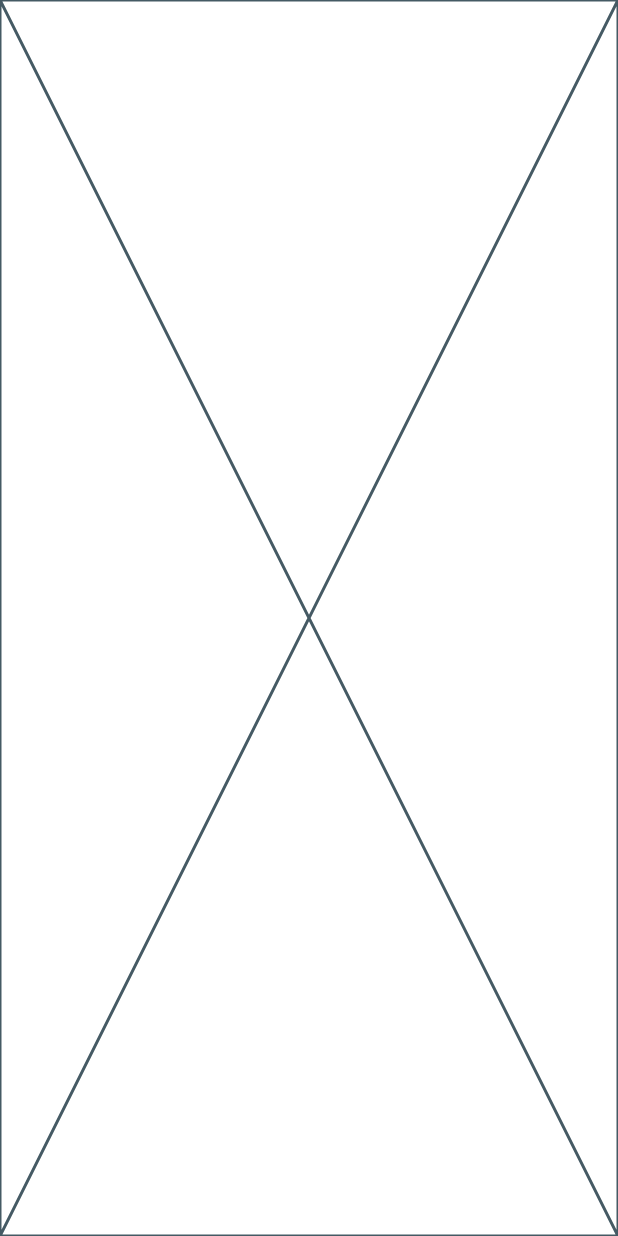
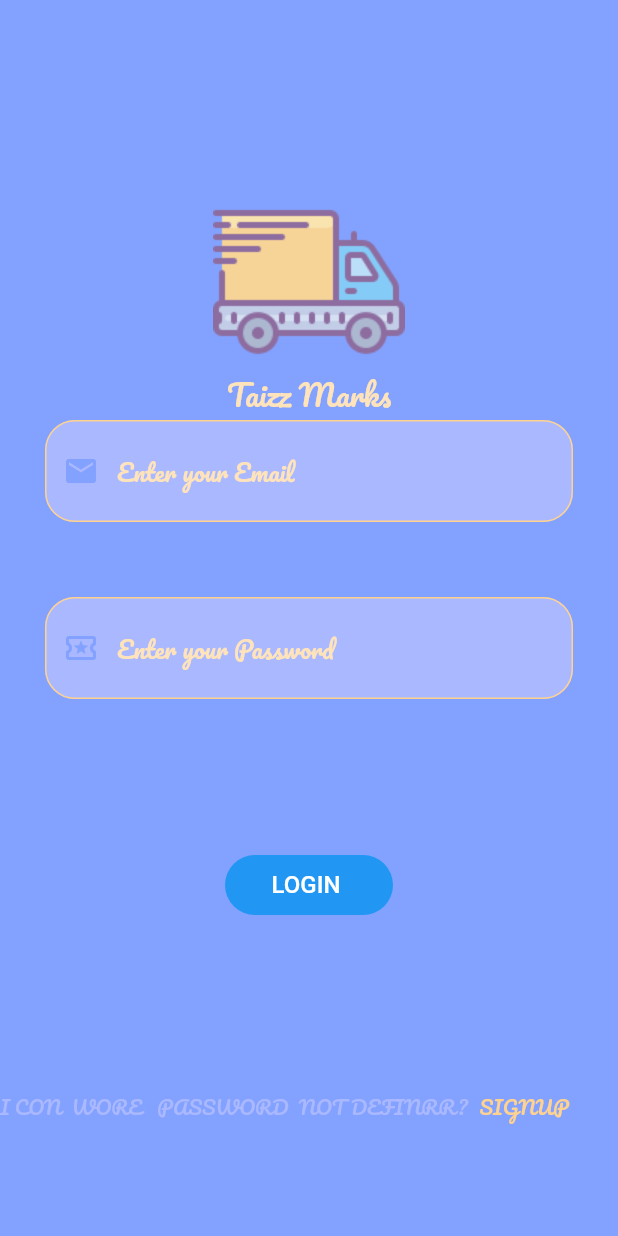
Before and after one commit to Amgadg714612/ecom_2023, a Flutter app: the screen it shows after launch, on a phone screen of 412 x 824 dp. Run offline on Flutter 3.47's test engine with Material 2 defaults, Android fonts, the phone set to English and light mode, and no system bars.

Commit message:
LOGIN SCREEN
ADD SCREEN LOGIN   ADN  Constants color

```diff
--- /dev/null
+++ b/lib/Screen/Widget/CustomFieldText.dart
@@ -0,0 +1,61 @@
+import 'package:flutter/material.dart';
+
+import '../../constan.dart';
+
+
+class CustomFiedText extends StatelessWidget {
+	final String hitText;
+final IconData iconField;
+
+	const CustomFiedText({
+
+		super.key, required this.hitText,
+		 required this.iconField
+	});
+
+	@override
+	Widget build(BuildContext context) {
+		return Padding(
+			padding: const EdgeInsets.symmetric(horizontal: 30.0),
+			child: TextFormField(
+				decoration: InputDecoration(
+					hintText: hitText,
+					hintStyle: TextStyle(
+						fontSize: 16,
+						fontFamily: 'Pacifico',
+						color: primraytextfield,
+
+
+
+					),
+					prefixIcon: Icon(iconField,
+						color: primrayColor,),
+
+
+					filled: true,
+
+					enabledBorder: OutlineInputBorder(
+							borderRadius: BorderRadius.circular(20.0),
+
+							borderSide: BorderSide(
+								color: primrayaction,
+
+							)
+
+					),
+					focusedBorder: OutlineInputBorder(
+							borderRadius: BorderRadius.circular(20.0),
+
+							borderSide: BorderSide(
+								color: primrayaction,
+
+							)
+
+					),
+					fillColor: primraybalk,
+
+				),
+			),
+		);
+	}
+}
--- a/lib/Screen/loginScreen.dart
+++ b/lib/Screen/loginScreen.dart
@@ -1,6 +1,10 @@
 
 import 'package:flutter/material.dart';
+
+import '../constan.dart';
+import 'Widget/CustomFieldText.dart';
 class loginScreen extends StatefulWidget {
+  static String id='loginScreen';
   const loginScreen({super.key});
 
   @override
@@ -10,6 +14,90 @@ class loginScreen extends StatefulWidget {
 class _loginScreenState extends State<loginScreen> {
   @override
   Widget build(BuildContext context) {
-    return const Placeholder();
+    return Scaffold(
+
+      backgroundColor: primrayColor,
+      body:ListView(
+
+        children: [
+
+          Padding(
+
+            padding: const EdgeInsets.only(top: 80),
+            child: Container(
+              height: 200,
+              child: Stack(
+                alignment: Alignment.center,
+
+                children: [
+                  Image(image:AssetImage('image/icon/loginicon.png')),
+                  Positioned(
+                    bottom: 0,
+                      child: Text('Taizz Marks',
+                      style: TextStyle(
+                        fontFamily: 'Pacifico',
+                        color: primraytextfield,
+                        fontSize: 20
+
+
+                      ),)
+                  )
+
+                ],
+              ),
+            ),
+          ),
+          CustomFiedText(hitText: 'Enter your Email',iconField: Icons.email,),
+          SizedBox(height: 50,),
+          CustomFiedText(hitText: 'Enter your Password ',  iconField: Icons.local_activity_outlined,),
+
+          SizedBox(
+            height: 100,
+          ),
+            Padding(
+              padding: const EdgeInsets.symmetric(horizontal:150.0),
+              child: FilledButton(
+                style: ButtonStyle(
+
+                ),
+                 onLongPress: (){},
+                  onPressed: (){},
+                child:Text('LOGIN ',style: TextStyle(
+                fontSize: 16
+
+              ),),
+
+              ),
+            ),
+
+SizedBox(
+  height: 100,
+),
+          Row(
+            children: [
+              Text('I CON  WORE   PASSWORD  NOT DEFINRR?',style: TextStyle(
+
+                fontFamily: 'Pacifico',
+                    color: primraybalk,
+                fontSize: 13
+              )
+                ,),
+
+              TextButton(onPressed: (){},
+                  child: Text('SIGNUP',style: TextStyle(
+
+    fontFamily: 'Pacifico',
+    fontSize: 13,
+    color: primrayaction
+    ),),
+
+                )
+            ],
+          )
+
+
+        ],
+      )
+    );
   }
 }
--- /dev/null
+++ b/lib/constan.dart
@@ -0,0 +1,6 @@
+import 'package:flutter/material.dart';
+
+Color primrayColor=Color.fromRGBO(131, 162, 255,1.0);
+Color primrayaction =Color.fromRGBO(255, 210, 143,1.0);
+Color primraytextfield=Color.fromRGBO(255, 227, 187,1.0);
+Color primraybalk=Color.fromRGBO(180, 189, 255,.8);
--- a/lib/main.dart
+++ b/lib/main.dart
@@ -13,9 +13,9 @@ class MyApp extends StatelessWidget {
   @override
   Widget build(BuildContext context) {
     return MaterialApp(
-      initialRoute: 'loginScreen',
+      initialRoute: loginScreen.id,
       routes: {
-        'loginScreen': (context) => loginScreen()
+        loginScreen.id: (context) => loginScreen()
       },
     );
   }
```
